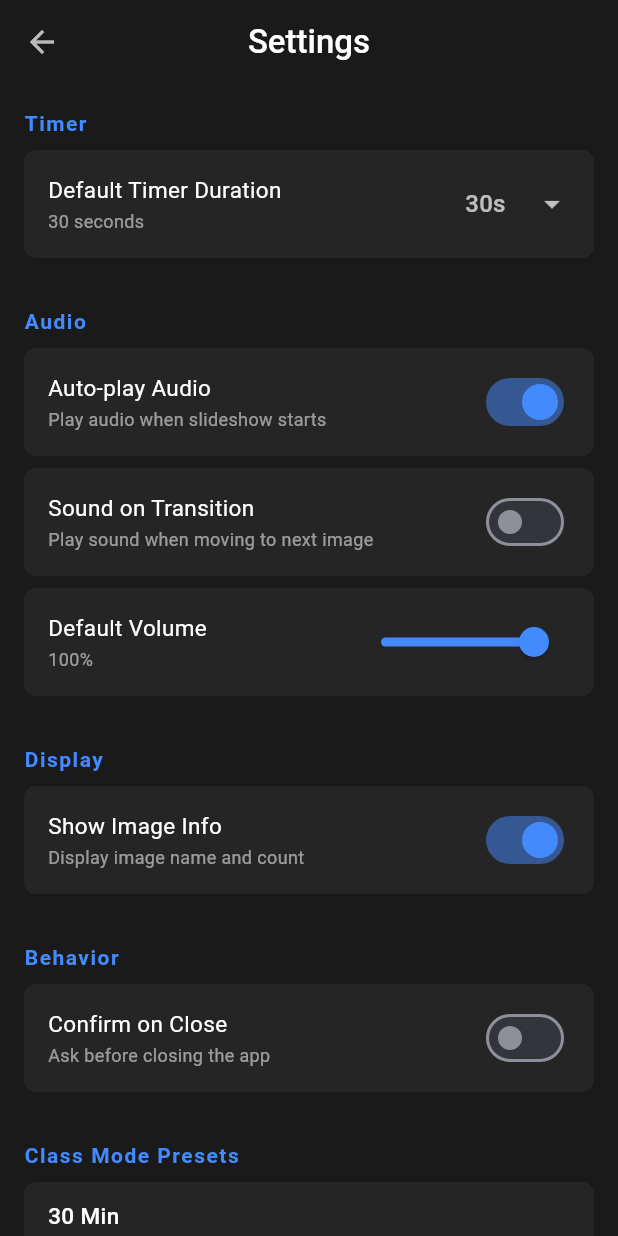
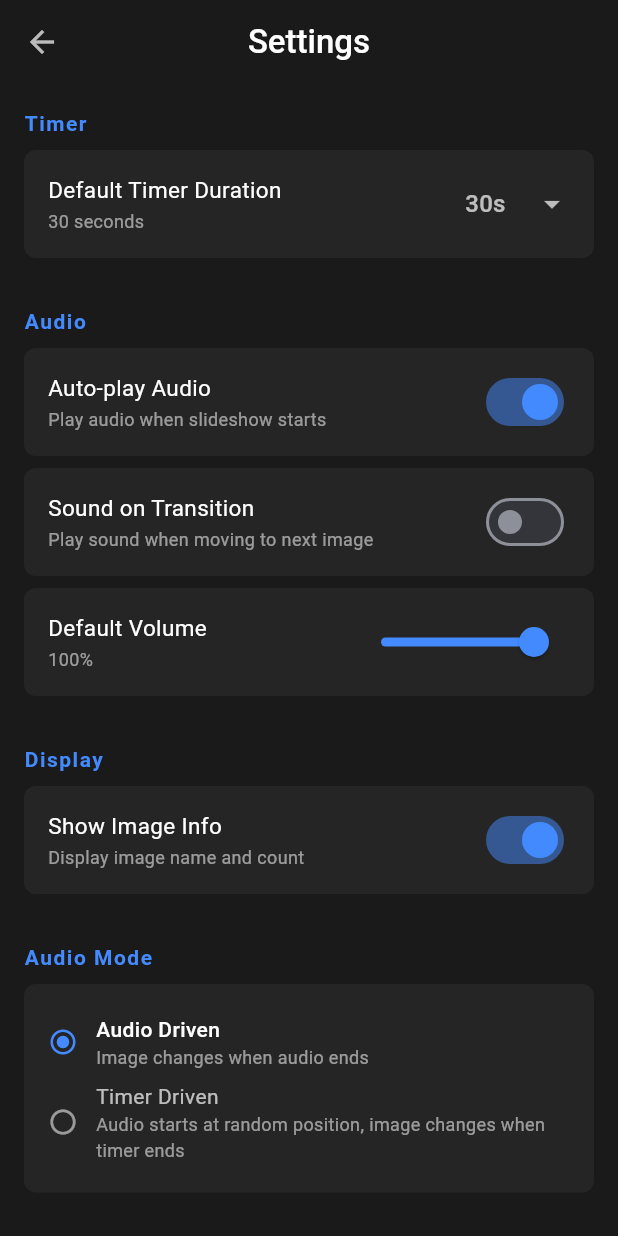
Before and after one commit to amanisStuff/photopresenter, a Flutter app: the screen it shows after launch, after a tap on the "settings" icon, on a phone screen of 412 x 824 dp. Run offline on Flutter 3.47's test engine with Material 3 defaults, Android fonts, the phone set to English and light mode, and no system bars; our stand-ins replace animate_do, audioplayers, file_picker, flutter_riverpod; missing offline and left inert: desktop_drop, pasteboard, window_manager.

Commit message:
timer and music edits

```diff
--- a/lib/features/presentation/widgets/presentation_controls.dart
+++ b/lib/features/presentation/widgets/presentation_controls.dart
@@ -15,7 +15,7 @@ class PresentationControls extends ConsumerWidget {
     final notifier = ref.read(presentationProvider.notifier);
 
     return Container(
-      padding: const EdgeInsets.symmetric(vertical: 20, horizontal: 32),
+      padding: const EdgeInsets.symmetric(vertical: 12, horizontal: 16),
       decoration: BoxDecoration(
         gradient: LinearGradient(
           begin: Alignment.bottomCenter,
@@ -47,46 +47,85 @@ class PresentationControls extends ConsumerWidget {
                   runSpacing: 4,
                   crossAxisAlignment: WrapCrossAlignment.center,
                   children: [
-                    if (state.hasAudio)
+                    if (state.hasAudio) ...[
                       Icon(
                         Icons.audiotrack,
                         size: 16,
                         color: state.isPlaying ? Colors.green : Colors.grey,
                       ),
+                      _AudioModeToggle(),
+                    ],
                     Icon(
                       Icons.timer_outlined,
                       size: 16,
                       color: state.isPlaying ? Colors.blue : Colors.grey,
                     ),
-                    Text(
-                      '${state.remainingTime.inSeconds}s',
+                    Builder(
+                      builder: (context) {
+                        final settings = ref.watch(settingsProvider);
+                        final isAudioDriven = settings.audioMode == AudioMode.audioDriven;
+                        final audioLonger = state.hasAudio &&
+                            state.audioDuration.inSeconds > state.timerDuration.inSeconds;
+
+                        final bool showAudioCountdown = state.hasAudio &&
+                            state.isPlaying &&
+                            state.audioDuration.inSeconds > 0 &&
+                            (isAudioDriven || state.isClassMode);
+
+                        final int secondsLeft = showAudioCountdown
+                            ? (state.audioDuration.inSeconds - state.audioPosition.inSeconds)
+                            : state.remainingTime.inSeconds;
+
+                        final bool isLowTime = !showAudioCountdown && secondsLeft <= 5;
+
+                        return Text(
+                          '${secondsLeft}s',
                           style: TextStyle(
-                        color: state.remainingTime.inSeconds <= 5
-                            ? Colors.redAccent
-                            : Colors.white,
+                            color: showAudioCountdown
+                                ? Colors.green
+                                : (isLowTime ? Colors.redAccent : Colors.white),
                             fontWeight: FontWeight.bold,
                             fontSize: 20,
                           ),
+                        );
+                      },
                     ),
                     if (state.isPlaying)
-                      SizedBox(
+                      Builder(
+                        builder: (context) {
+                          final settings = ref.watch(settingsProvider);
+                          final isAudioDriven = settings.audioMode == AudioMode.audioDriven;
+                          final showAudioProgress = state.hasAudio &&
+                              state.audioDuration.inMilliseconds > 0 &&
+                              (isAudioDriven || state.isClassMode);
+
+                          final double progress = showAudioProgress
+                              ? (state.audioDuration.inMilliseconds > 0
+                                  ? state.audioPosition.inMilliseconds / state.audioDuration.inMilliseconds
+                                  : 0.0)
+                              : (state.timerDuration.inMilliseconds > 0
+                                  ? state.remainingTime.inMilliseconds / state.timerDuration.inMilliseconds
+                                  : 0.0);
+
+                          return SizedBox(
                             width: 100,
                             height: 4,
                             child: ClipRRect(
                               borderRadius: BorderRadius.circular(2),
                               child: LinearProgressIndicator(
-                            value: state.timerDuration.inMilliseconds > 0
-                                ? state.remainingTime.inMilliseconds /
-                                    state.timerDuration.inMilliseconds
-                                : 0,
+                                value: progress,
                                 backgroundColor: Colors.white12,
                                 valueColor: AlwaysStoppedAnimation(
-                              state.remainingTime.inSeconds <= 5
+                                  showAudioProgress
+                                      ? Colors.green
+                                      : (state.remainingTime.inSeconds <= 5
                                           ? Colors.redAccent
-                                  : Colors.blueAccent,
+                                          : Colors.blueAccent),
                                 ),
                               ),
                             ),
+                          );
+                        },
                       ),
                     if (!state.isClassMode)
                       _TimerAdjustment(
@@ -127,140 +166,59 @@ class PresentationControls extends ConsumerWidget {
             mainAxisSize: MainAxisSize.min,
             children: [
               IconButton(
-                icon: const Icon(Icons.skip_previous, size: 32),
-                onPressed: state.images.isEmpty
-                    ? null
-                    : () => notifier.previousImage(),
+                icon: const Icon(Icons.skip_previous, size: 24),
+                onPressed: state.images.isEmpty ? null : () => notifier.previousImage(),
+                color: Colors.white70,
+              ),
+              const SizedBox(width: 8),
+              IconButton(
+                icon: Icon(state.isPlaying ? Icons.pause : Icons.play_arrow, size: 28),
+                onPressed: state.images.isEmpty ? null : () => notifier.togglePlay(),
                 color: Colors.white,
               ),
-              const SizedBox(width: 16),
-              FloatingActionButton(
-                onPressed: state.images.isEmpty
-                    ? null
-                    : () => notifier.togglePlay(),
-                backgroundColor: Colors.blueAccent,
-                child: Icon(
-                  state.isPlaying ? Icons.pause : Icons.play_arrow,
-                  size: 36,
-                ),
-              ),
-              const SizedBox(width: 16),
+              const SizedBox(width: 8),
               IconButton(
-                icon: const Icon(Icons.skip_next, size: 32),
-                onPressed: state.images.isEmpty
-                    ? null
-                    : () => notifier.nextImage(),
-                color: Colors.white,
+                icon: const Icon(Icons.skip_next, size: 24),
+                onPressed: state.images.isEmpty ? null : () => notifier.nextImage(),
+                color: Colors.white70,
               ),
             ],
           ),
 
           // Right side: Settings & Focus
-          Flexible(
-            child: Wrap(
-              alignment: WrapAlignment.end,
+          Row(
+            mainAxisSize: MainAxisSize.min,
             children: [
+              if (state.hasAudio) ...[
                 IconButton(
-                  tooltip: 'Pick audio file',
-                  icon: Icon(
-                    Icons.audiotrack,
-                    color: state.hasAudio ? Colors.green : Colors.white70,
-                    size: 20,
-                  ),
+                  tooltip: 'Audio',
+                  icon: Icon(Icons.audiotrack, color: Colors.green, size: 20),
                   onPressed: () => notifier.pickAudio(),
                 ),
-                if (state.hasAudio) ...[
-                  Text(
-                    '${state.audioIndex + 1}/${state.audioPaths.length}',
-                    style: const TextStyle(color: Colors.white54, fontSize: 10),
-                  ),
                 IconButton(
-                    iconSize: 18,
-                    tooltip: 'Clear audio',
-                    icon: const Icon(Icons.clear, color: Colors.white70),
+                  iconSize: 16,
+                  icon: const Icon(Icons.clear, color: Colors.white54),
                   onPressed: () => notifier.clearAudio(),
                 ),
-                ],
+              ] else
                 IconButton(
-                  tooltip: 'Paste from clipboard',
-                  icon: const Icon(
-                    Icons.content_paste,
-                    color: Colors.white70,
-                    size: 20,
-                  ),
-                  onPressed: () => notifier.pasteFromClipboard(),
-                ),
-                IconButton(
-                  tooltip: 'Export current image',
-                  icon: const Icon(
-                    Icons.download,
-                    color: Colors.white70,
-                    size: 20,
-                  ),
-                  onPressed: state.images.isEmpty
-                      ? null
-                      : () async {
-                          final result = await notifier.exportCurrentImage();
-                          if (context.mounted) {
-                            ScaffoldMessenger.of(context).showSnackBar(
-                              SnackBar(
-                                content: Text(result ?? 'Export failed'),
-                                duration: const Duration(seconds: 3),
-                              ),
-                            );
-                          }
-                        },
-                ),
-                IconButton(
-                  tooltip: 'Save gallery',
-                  icon: const Icon(
-                    Icons.save_alt,
-                    color: Colors.white70,
-                    size: 20,
-                  ),
-                  onPressed: state.images.isEmpty
-                      ? null
-                      : () async {
-                          final name = await _showSaveGalleryDialog(context);
-                          if (name != null && name.isNotEmpty) {
-                            final result = await notifier.saveGallery(name);
-                            if (context.mounted) {
-                              ScaffoldMessenger.of(context).showSnackBar(
-                                SnackBar(
-                                  content: Text(result ?? 'Save failed'),
-                                  duration: const Duration(seconds: 3),
-                                ),
-                              );
-                            }
-                          }
-                        },
+                  tooltip: 'Add audio',
+                  icon: const Icon(Icons.add_circle_outline, color: Colors.white54, size: 20),
+                  onPressed: () => notifier.pickAudio(),
                 ),
               IconButton(
                 tooltip: 'Settings',
-                  icon: const Icon(
-                    Icons.settings,
-                    color: Colors.white70,
-                    size: 20,
+                icon: const Icon(Icons.settings, color: Colors.white70, size: 20),
+                onPressed: () => Navigator.of(context).push(
+                  MaterialPageRoute(builder: (context) => const SettingsScreen()),
                 ),
-                  onPressed: () {
-                    Navigator.of(context).push(
-                      MaterialPageRoute(
-                        builder: (context) => const SettingsScreen(),
-                      ),
-                    );
-                  },
               ),
               IconButton(
                 tooltip: 'Focus Mode',
-                  icon: const Icon(
-                    Icons.fullscreen,
-                    color: Colors.white70,
-                    size: 20,
-                  ),
+                icon: const Icon(Icons.fullscreen, color: Colors.white70, size: 20),
                 onPressed: () => notifier.toggleFocusMode(),
               ),
             ],
-            ),
           ),
         ],
       ),
@@ -768,3 +726,37 @@ class _PhaseConfigRow extends StatelessWidget {
     );
   }
 }
+
+class _AudioModeToggle extends ConsumerWidget {
+  @override
+  Widget build(BuildContext context, WidgetRef ref) {
+    final settings = ref.watch(settingsProvider);
+    final isTimerDriven = settings.audioMode == AudioMode.timerDriven;
+
+    return Tooltip(
+      message: isTimerDriven ? 'Timer Driven: Audio starts randomly' : 'Audio Driven: Image changes when audio ends',
+      child: InkWell(
+        onTap: () {
+          final notifier = ref.read(settingsProvider.notifier);
+          notifier.setAudioMode(isTimerDriven ? AudioMode.audioDriven : AudioMode.timerDriven);
+        },
+        child: Container(
+          padding: const EdgeInsets.symmetric(horizontal: 6, vertical: 2),
+          decoration: BoxDecoration(
+            color: isTimerDriven ? Colors.white10 : Colors.green.withValues(alpha: 0.2),
+            borderRadius: BorderRadius.circular(4),
+            border: Border.all(color: isTimerDriven ? Colors.white24 : Colors.green, width: 1),
+          ),
+          child: Text(
+            isTimerDriven ? 'TMR' : 'AUD',
+            style: TextStyle(
+              fontSize: 10,
+              fontWeight: FontWeight.bold,
+              color: isTimerDriven ? Colors.white60 : Colors.green,
+            ),
+          ),
+        ),
+      ),
+    );
+  }
+}
--- a/lib/features/settings/models/app_settings.dart
+++ b/lib/features/settings/models/app_settings.dart
@@ -1,3 +1,28 @@
+enum AudioMode {
+  audioDriven,    // 1. Audio plays start to end, image changes when audio ends
+  timerDriven,   // 2. Audio starts at random position, changes when timer ends
+}
+
+extension AudioModeExtension on AudioMode {
+  String get displayName {
+    switch (this) {
+      case AudioMode.audioDriven:
+        return 'Audio Driven';
+      case AudioMode.timerDriven:
+        return 'Timer Driven';
+    }
+  }
+
+  String get description {
+    switch (this) {
+      case AudioMode.audioDriven:
+        return 'Image changes when audio ends';
+      case AudioMode.timerDriven:
+        return 'Audio starts at random position, image changes when timer ends';
+    }
+  }
+}
+
 class ClassPreset {
   final String name;
   final int warmUpCount;
@@ -59,6 +84,7 @@ class AppSettings {
   final bool showImageInfo;
   final bool confirmOnClose;
   final List<ClassPreset> customClassPresets;
+  final AudioMode audioMode;
 
   const AppSettings({
     this.timerDurationSeconds = 30,
@@ -69,6 +95,7 @@ class AppSettings {
     this.showImageInfo = true,
     this.confirmOnClose = false,
     this.customClassPresets = const [],
+    this.audioMode = AudioMode.audioDriven,
   });
 
   AppSettings copyWith({
@@ -80,6 +107,7 @@ class AppSettings {
     bool? showImageInfo,
     bool? confirmOnClose,
     List<ClassPreset>? customClassPresets,
+    AudioMode? audioMode,
   }) {
     return AppSettings(
       timerDurationSeconds: timerDurationSeconds ?? this.timerDurationSeconds,
@@ -90,6 +118,7 @@ class AppSettings {
       showImageInfo: showImageInfo ?? this.showImageInfo,
       confirmOnClose: confirmOnClose ?? this.confirmOnClose,
       customClassPresets: customClassPresets ?? this.customClassPresets,
+      audioMode: audioMode ?? this.audioMode,
     );
   }
 
--- a/lib/features/settings/providers/settings_provider.dart
+++ b/lib/features/settings/providers/settings_provider.dart
@@ -57,6 +57,10 @@ class SettingsNotifier extends Notifier<AppSettings> {
     }
   }
 
+  void setAudioMode(AudioMode mode) {
+    state = state.copyWith(audioMode: mode);
+  }
+
   void resetToDefaults() {
     state = const AppSettings();
   }
--- a/lib/features/settings/settings_screen.dart
+++ b/lib/features/settings/settings_screen.dart
@@ -114,6 +114,12 @@ class SettingsScreen extends ConsumerWidget {
               onChanged: notifier.setShowImageInfo,
               activeColor: Colors.blueAccent,
             ),
+          ),
+          const SizedBox(height: 24),
+          _SectionHeader(title: 'Audio Mode'),
+          _AudioModeTile(
+            currentMode: settings.audioMode,
+            onChanged: notifier.setAudioMode,
           ),
           const SizedBox(height: 24),
           _SectionHeader(title: 'Behavior'),
@@ -543,6 +549,64 @@ Future<void> _showEditPresetDialog(
   );
 }
 
+class _AudioModeTile extends StatelessWidget {
+  final AudioMode currentMode;
+  final ValueChanged<AudioMode> onChanged;
+
+  const _AudioModeTile({required this.currentMode, required this.onChanged});
+
+  @override
+  Widget build(BuildContext context) {
+    return Container(
+      padding: const EdgeInsets.all(16),
+      decoration: BoxDecoration(
+        color: const Color(0xFF252525),
+        borderRadius: BorderRadius.circular(8),
+      ),
+      child: Column(
+        crossAxisAlignment: CrossAxisAlignment.start,
+        children: AudioMode.values.map((mode) {
+          final isSelected = mode == currentMode;
+          return Padding(
+            padding: const EdgeInsets.symmetric(vertical: 4),
+            child: InkWell(
+              onTap: () => onChanged(mode),
+              child: Row(
+                children: [
+                  Icon(
+                    isSelected ? Icons.radio_button_checked : Icons.radio_button_unchecked,
+                    color: isSelected ? Colors.blueAccent : Colors.white54,
+                    size: 20,
+                  ),
+                  const SizedBox(width: 12),
+                  Expanded(
+                    child: Column(
+                      crossAxisAlignment: CrossAxisAlignment.start,
+                      children: [
+                        Text(
+                          mode.displayName,
+                          style: TextStyle(
+                            color: isSelected ? Colors.white : Colors.white70,
+                            fontWeight: isSelected ? FontWeight.w500 : FontWeight.normal,
+                          ),
+                        ),
+                        Text(
+                          mode.description,
+                          style: const TextStyle(color: Colors.white54, fontSize: 12),
+                        ),
+                      ],
+                    ),
+                  ),
+                ],
+              ),
+            ),
+          );
+        }).toList(),
+      ),
+    );
+  }
+}
+
 class _NumberInputRow extends StatelessWidget {
   final String label;
   final int value;
```
Also changed, not shown: lib/features/presentation/providers/presentation_provider.dart (+26 -9 lines), pubspec.lock. Lines whose indentation alone changed are shown as unchanged.
